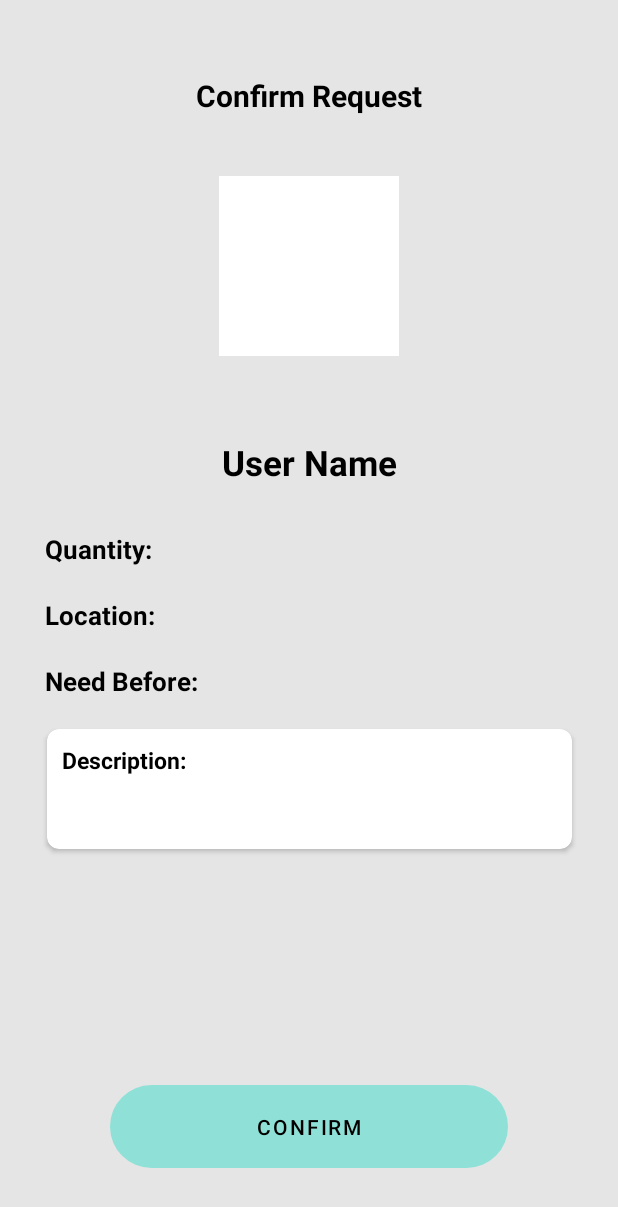
After one commit to addy0110/Foodonate, an Android app: the layout fragment_confirm_request.xml on its own in the app's theme, with its tools: preview values and no code run, on a phone screen of 412 x 824 dp. The commit adds this screen. Shown: the top 1207 px of the screen. Run offline under Robolectric (Android 15) with nearby library versions, the phone set to English and light mode, and no system bars.

Commit message:
IMplemented Request Confirmation fragments and other updates

```diff
--- /dev/null
+++ b/app/src/main/res/layout/fragment_confirm_request.xml
@@ -0,0 +1,145 @@
+<?xml version="1.0" encoding="utf-8"?>
+<layout xmlns:android="http://schemas.android.com/apk/res/android"
+    xmlns:app="http://schemas.android.com/apk/res-auto"
+    xmlns:tools="http://schemas.android.com/tools"
+    tools:context=".fragment.ConfirmRequestFragment">
+
+    <!--    &lt;!&ndash; TODO: Update blank fragment layout &ndash;&gt;-->
+    <!--    <TextView-->
+    <!--        android:layout_width="match_parent"-->
+    <!--        android:layout_height="match_parent"-->
+    <!--        android:text="@string/hello_blank_fragment" />-->
+
+    <androidx.constraintlayout.widget.ConstraintLayout
+        android:layout_width="match_parent"
+        android:layout_height="match_parent"
+        android:background="@color/backgroundColour">
+
+        <androidx.cardview.widget.CardView
+            android:layout_width="350dp"
+            android:layout_height="80dp"
+            android:layout_margin="20dp"
+            android:elevation="10dp"
+            app:cardCornerRadius="8dp"
+
+            app:layout_constraintEnd_toEndOf="parent"
+            app:layout_constraintStart_toStartOf="parent"
+            app:layout_constraintTop_toBottomOf="@id/needBefore">
+
+            <androidx.constraintlayout.widget.ConstraintLayout
+                android:layout_width="match_parent"
+                android:layout_height="match_parent"
+                android:layout_margin="10dp"
+                android:background="@color/white">
+
+                <TextView
+                    android:layout_width="wrap_content"
+                    android:layout_height="wrap_content"
+                    android:text="Description: "
+                    android:textColor="@color/black"
+                    android:textSize="15dp"
+                    android:textStyle="bold"
+                    app:layout_constraintStart_toStartOf="parent"
+                    app:layout_constraintTop_toTopOf="parent" />
+
+            </androidx.constraintlayout.widget.ConstraintLayout>
+
+        </androidx.cardview.widget.CardView>
+
+        <TextView
+            android:id="@+id/profile"
+            android:layout_width="wrap_content"
+            android:layout_height="wrap_content"
+            android:layout_marginTop="50dp"
+            android:text="Confirm Request"
+            android:textColor="@color/black"
+            android:textSize="20dp"
+            android:textStyle="bold"
+            app:layout_constraintEnd_toEndOf="parent"
+            app:layout_constraintStart_toStartOf="parent"
+            app:layout_constraintTop_toTopOf="parent" />
+
+        <ImageView
+            android:id="@+id/profileImageView"
+            android:layout_width="120dp"
+            android:layout_height="120dp"
+            android:layout_marginTop="40dp"
+            android:background="@color/white"
+            android:scaleType="centerCrop"
+            app:layout_constraintEnd_toEndOf="parent"
+            app:layout_constraintStart_toStartOf="parent"
+            app:layout_constraintTop_toBottomOf="@id/profile" />
+
+        <TextView
+            android:id="@+id/profileName"
+            android:layout_width="wrap_content"
+            android:layout_height="wrap_content"
+            android:layout_marginTop="55dp"
+            android:text="User Name"
+            android:textColor="@color/black"
+            android:textSize="23dp"
+            android:textStyle="bold"
+            app:layout_constraintEnd_toEndOf="parent"
+            app:layout_constraintStart_toStartOf="parent"
+            app:layout_constraintTop_toBottomOf="@id/profileImageView" />
+
+        <TextView
+            android:id="@+id/tvQuantity"
+            android:layout_width="wrap_content"
+            android:layout_height="wrap_content"
+            android:layout_marginStart="30dp"
+            android:layout_marginTop="30dp"
+            android:text="Quantity:"
+            android:textColor="@color/black"
+            android:textSize="17dp"
+            android:textStyle="bold"
+            app:layout_constraintStart_toStartOf="parent"
+            app:layout_constraintTop_toBottomOf="@id/profileName" />
+
+        <TextView
+            android:id="@+id/tvLocation"
+            android:layout_width="wrap_content"
+            android:layout_height="wrap_content"
+            android:layout_marginStart="30dp"
+            android:layout_marginTop="20dp"
+            android:text="Location:"
+            android:textColor="@color/black"
+            android:textSize="17dp"
+            android:textStyle="bold"
+            app:layout_constraintStart_toStartOf="parent"
+            app:layout_constraintTop_toBottomOf="@id/tvQuantity" />
+
+        <TextView
+            android:id="@+id/needBefore"
+            android:layout_width="wrap_content"
+            android:layout_height="wrap_content"
+            android:layout_marginStart="30dp"
+            android:layout_marginTop="20dp"
+            android:text="Need Before:"
+            android:textColor="@color/black"
+            android:textSize="17dp"
+            android:textStyle="bold"
+            app:layout_constraintStart_toStartOf="parent"
+            app:layout_constraintTop_toBottomOf="@id/tvLocation" />
+
+        <Button
+            android:id="@+id/confirmBt"
+            android:layout_width="wrap_content"
+            android:layout_height="wrap_content"
+            android:layout_marginBottom="45dp"
+            android:background="@drawable/ic_cycvector"
+            android:text="Confirm"
+            android:textColor="@color/black"
+            app:layout_constraintBottom_toBottomOf="parent"
+            app:layout_constraintEnd_toEndOf="parent"
+            app:layout_constraintStart_toStartOf="parent" />
+
+        <!--    <TextView-->
+        <!--        android:layout_width="match_parent"-->
+        <!--        android:layout_height="match_parent"-->
+        <!--        android:text="@string/hello_blank_fragment" />-->
+
+
+    </androidx.constraintlayout.widget.ConstraintLayout>
+
+</layout>
--- a/app/src/main/res/layout/fragment_edit_profile.xml
+++ b/app/src/main/res/layout/fragment_edit_profile.xml
@@ -61,5 +61,11 @@
             app:layout_constraintStart_toStartOf="parent"
             app:layout_constraintTop_toBottomOf="@id/etPhNumber" />
 
+        <!--    &lt;!&ndash; TODO: Update blank fragment layout &ndash;&gt;-->
+        <!--    <TextView-->
+        <!--        android:layout_width="match_parent"-->
+        <!--        android:layout_height="match_parent"-->
+        <!--        android:text="@string/hello_blank_fragment" />-->
+
     </androidx.constraintlayout.widget.ConstraintLayout>
 </layout>
```
Also changed, not shown: app/src/main/java/com/example/foodonate/fragment/ConfirmRequestFragment.kt (added, +77 -0 lines), app/src/main/res/layout/fragment_about.xml (+9 -0 lines), app/src/main/res/layout/fragment_choose_image.xml (+10 -11 lines), app/src/main/res/layout/fragment_ngo_home.xml (+19 -14 lines), app/src/main/res/layout/fragment_register.xml (+25 -17 lines), app/src/main/res/layout/fragment_restaurant_home.xml (+20 -15 lines), app/src/main/res/layout/fragment_user_profile.xml (+7 -0 lines), app/src/main/res/navigation/nav_graph.xml (+9 -0 lines).
